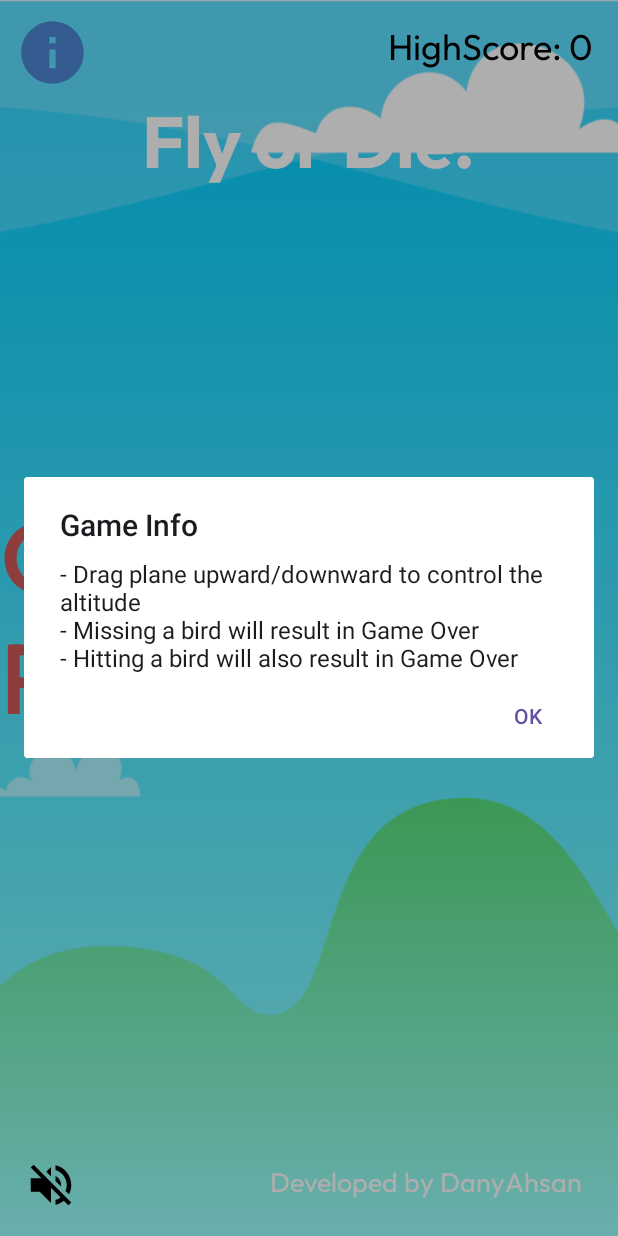
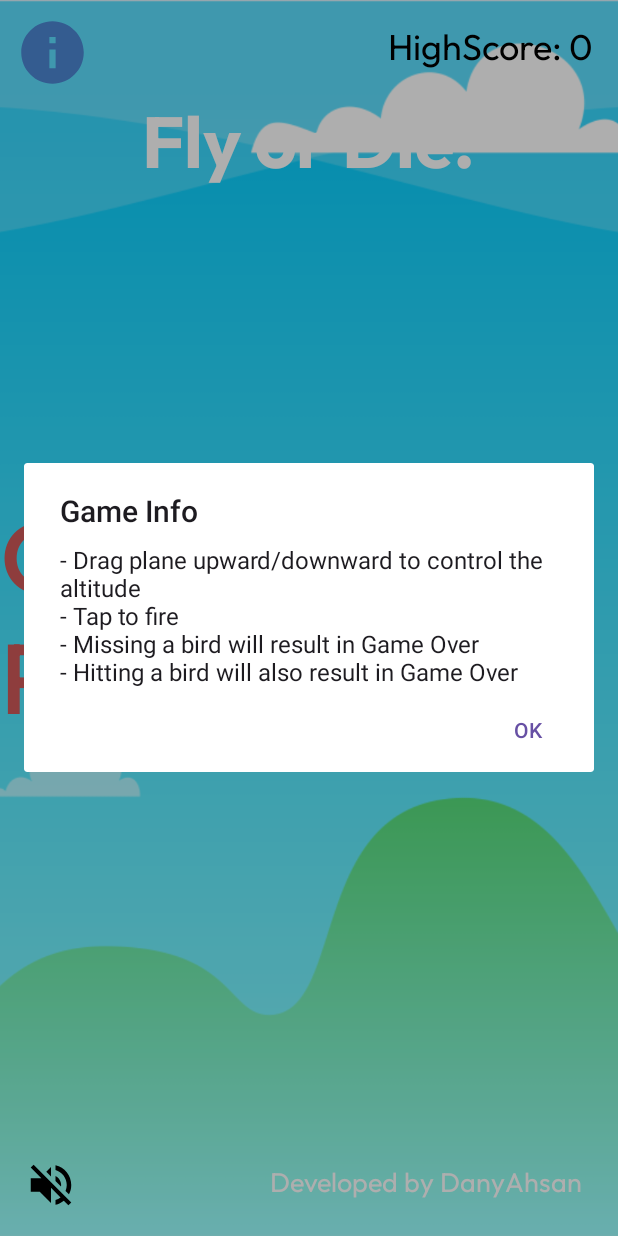
Before and after one commit to DanyAhsan/FlyingBird2D_AndroidGame, an Android app: the MainActivity screen opened directly, with no data from a screen before it, after a tap on an icon or button, on a phone screen of 412 x 824 dp. Run offline under Robolectric (Android 15) with nearby library versions, the phone set to English and light mode, and no system bars; 2 other taps on this screen came first.

Commit message:
..Commit

```diff
--- a/app/src/main/java/com/dany/flyingbird2d/MainActivity.java
+++ b/app/src/main/java/com/dany/flyingbird2d/MainActivity.java
@@ -114,10 +114,19 @@ public class MainActivity extends AppCompatActivity {
     public void showInfoDialog(View view) {
         AlertDialog.Builder builder = new AlertDialog.Builder(this);
         builder.setTitle("Game Info");
-        builder.setMessage("- Drag plane upward/downward to control the altitude\n- Missing a bird will result in Game Over\n- Hitting a bird will also result in Game Over");
+        builder.setMessage("- Drag plane upward/downward to control the altitude\n- Tap to fire\n- Missing a bird will result in Game Over\n- Hitting a bird will also result in Game Over");
         builder.setPositiveButton("OK", null);
         builder.show();
     }
 
+    @Override
+    protected void onResume() {
+        super.onResume();
+        // Check if auto-rotate is enabled again in onResume
+        if (!isAutoRotateEnabled()) {
+            // Prompt the user to enable auto-rotate
+            showAutoRotatePrompt();
+        }
+    }
 
 }
```
